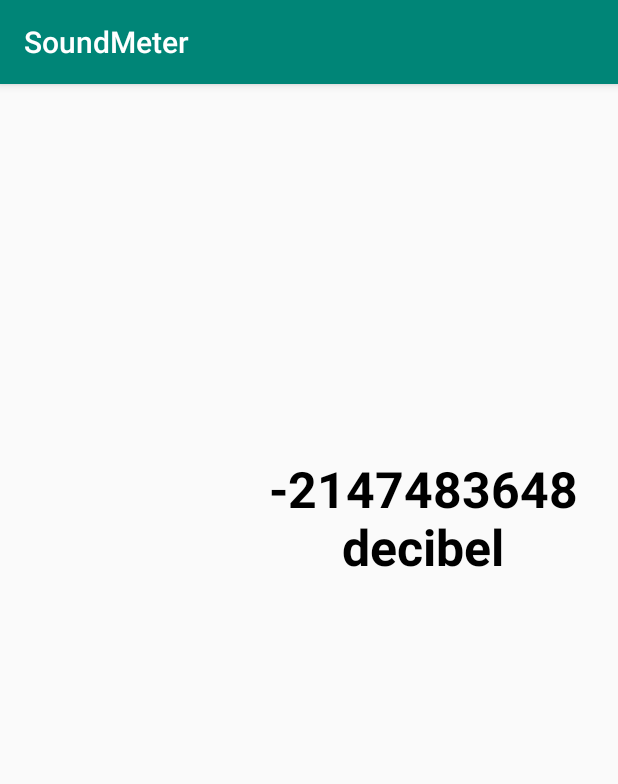
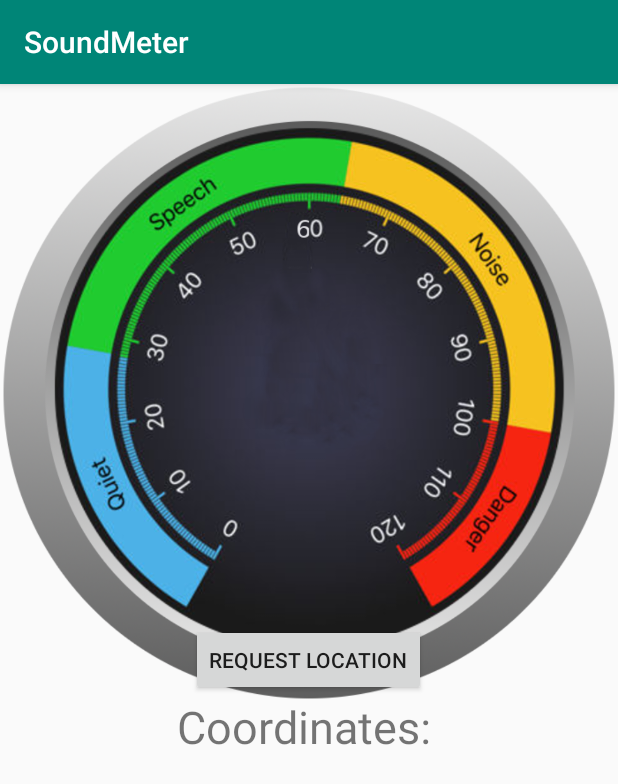
Before and after one commit to FlorinnB/FlorinnB.github.io, an Android app: the MainActivity screen opened directly, with no data from a screen before it, on a phone screen of 412 x 824 dp. Shown: the top 784 px of the screen. Run offline under Robolectric (Android 15) with nearby library versions, the phone set to English and light mode, and no system bars.

Commit message:
update
added location

```diff
--- a/SoundMeter/app/build.gradle
+++ b/SoundMeter/app/build.gradle
@@ -19,10 +19,11 @@ android {
 }
 
 dependencies {
-    implementation fileTree(dir: 'libs', include: ['*.jar'])
+    implementation fileTree(include: ['*.jar'], dir: 'libs')
     implementation 'com.android.support:appcompat-v7:28.0.0'
     implementation 'com.android.support.constraint:constraint-layout:1.1.3'
     testImplementation 'junit:junit:4.12'
     androidTestImplementation 'com.android.support.test:runner:1.0.2'
     androidTestImplementation 'com.android.support.test.espresso:espresso-core:3.0.2'
+    implementation 'com.google.android.gms:play-services:12.0.1'
 }
--- a/SoundMeter/app/src/main/AndroidManifest.xml
+++ b/SoundMeter/app/src/main/AndroidManifest.xml
@@ -2,7 +2,9 @@
 <manifest xmlns:android="http://schemas.android.com/apk/res/android"
     package="com.example.flori.soundmeter">
     <uses-permission android:name="android.permission.RECORD_AUDIO"/>
-
+    <uses-permission android:name="android.permission.ACCESS_COARSE_LOCATION" />
+    <uses-permission android:name="android.permission.ACCESS_FINE_LOCATION" />
+    <uses-permission android:name="android.permission.INTERNET" />
     <application
         android:allowBackup="true"
         android:icon="@mipmap/ic_launcher"
--- a/SoundMeter/app/src/main/java/com/example/flori/soundmeter/MainActivity.java
+++ b/SoundMeter/app/src/main/java/com/example/flori/soundmeter/MainActivity.java
@@ -11,8 +11,16 @@ import android.support.v7.app.AppCompatActivity;
 import android.os.Bundle;
 import android.widget.TextView;
 import android.widget.Toast;
-
 import java.io.IOException;
+import android.content.Intent;
+import android.location.Location;
+import android.location.LocationListener;
+import android.location.LocationManager;
+import android.os.Build;
+import android.provider.Settings;
+import android.support.annotation.Nullable;
+import android.view.View;
+import android.widget.Button;
 
 public class MainActivity extends AppCompatActivity {
 
@@ -20,13 +28,47 @@ public class MainActivity extends AppCompatActivity {
     private TextView Decibels;
     private MediaRecorder mediaRecorder;
     float amplitude = 10000;
+    private Button button;
+    private TextView textView;
+    private LocationManager locationManager;
+    private LocationListener listener;
     @Override
     protected void onCreate(Bundle savedInstanceState) {
         super.onCreate(savedInstanceState);
         setContentView(R.layout.activity_main);
       Decibels = findViewById(R.id.decibel);
         mediaRecorder = null;
+        textView = (TextView) findViewById(R.id.textView);
+        button = (Button) findViewById(R.id.button);
+
+        locationManager = (LocationManager) getSystemService(LOCATION_SERVICE);
+        listener = new LocationListener() {
+            @Override
+            public void onLocationChanged(Location location) {
+                textView.append("n " + location.getLongitude() + " " + location.getLatitude());
+            }
+
+            @Override
+            public void onStatusChanged(String s, int i, Bundle bundle) {
+
+            }
+
+            @Override
+            public void onProviderEnabled(String s) {
+
+            }
+
+            @Override
+            public void onProviderDisabled(String s) {
+
+                Intent i = new Intent(Settings.ACTION_LOCATION_SOURCE_SETTINGS);
+                startActivity(i);
+            }
+        };
+
+        configure_button();
     }
+
 
     @Override
     protected void onResumeFragments() {
@@ -68,8 +110,35 @@ public class MainActivity extends AppCompatActivity {
                 }
                 break;
         }
+        switch (requestCode) {
+            case 10:
+                configure_button();
+                break;
+            default:
+                break;
+        }
     }
-
+    void configure_button() {
+        // first check for permissions
+        if (ActivityCompat.checkSelfPermission(this, Manifest.permission.ACCESS_FINE_LOCATION) !=
+                PackageManager.PERMISSION_GRANTED && ActivityCompat.checkSelfPermission(this,
+                Manifest.permission.ACCESS_COARSE_LOCATION) != PackageManager.PERMISSION_GRANTED) {
+            if (Build.VERSION.SDK_INT >= Build.VERSION_CODES.M) {
+                requestPermissions(new String[]{Manifest.permission.ACCESS_COARSE_LOCATION,
+                                Manifest.permission.ACCESS_FINE_LOCATION, Manifest.permission.INTERNET}
+                        , 10);
+            }
+            return;
+        }
+        // this code won'textView execute IF permissions are not allowed, because in the line above there is return statement.
+        button.setOnClickListener(new View.OnClickListener() {
+            @Override
+            public void onClick(View view) {
+                //noinspection MissingPermission
+                locationManager.requestLocationUpdates("gps", 5000, 0, listener);
+            }
+        });
+    }
     private void analyzeAudioInput() {
         if (mediaRecorder == null) {
             mediaRecorder = new MediaRecorder();
--- a/SoundMeter/app/src/main/res/layout/activity_main.xml
+++ b/SoundMeter/app/src/main/res/layout/activity_main.xml
@@ -13,10 +13,9 @@
         android:layout_alignParentLeft="true"
         android:layout_alignParentTop="true"
 
-        android:layout_marginStart="152dp"
-
-        android:layout_marginLeft="152dp"
-        android:layout_marginTop="247dp"
+        android:layout_marginStart="144dp"
+        android:layout_marginLeft="144dp"
+        android:layout_marginTop="249dp"
         android:gravity="center"
         android:text="@string/decibel_formatted_text"
         android:textColor="#000"
@@ -24,4 +23,39 @@
         android:textStyle="bold" />
 
 
+    <ScrollView
+        android:layout_width="match_parent"
+        android:layout_height="wrap_content"
+        android:layout_alignParentEnd="true"
+        android:layout_alignParentRight="true"
+        android:layout_below="@+id/button">
+
+        <TextView
+            android:id="@+id/textView"
+            android:layout_width="match_parent"
+            android:layout_height="wrap_content"
+            android:layout_alignParentLeft="true"
+            android:layout_alignParentStart="true"
+            android:layout_below="@+id/button"
+            android:gravity="center"
+            android:text="Coordinates: "
+            android:textSize="30sp" />
+    </ScrollView>
+
+
+    <Button
+        android:id="@+id/button"
+        android:layout_width="wrap_content"
+        android:layout_height="wrap_content"
+        android:layout_centerHorizontal="true"
+        android:layout_centerVertical="true"
+        android:text="Request Location" />
+
+    <ImageView
+        android:id="@+id/imageView"
+        android:layout_width="wrap_content"
+        android:layout_height="wrap_content"
+        android:adjustViewBounds="true"
+        android:cropToPadding="true"
+        app:srcCompat="@drawable/sound" />
 </RelativeLayout>
```
Also changed, not shown: SoundMeter/app/src/main/res/drawable/sound.jpg (added).
